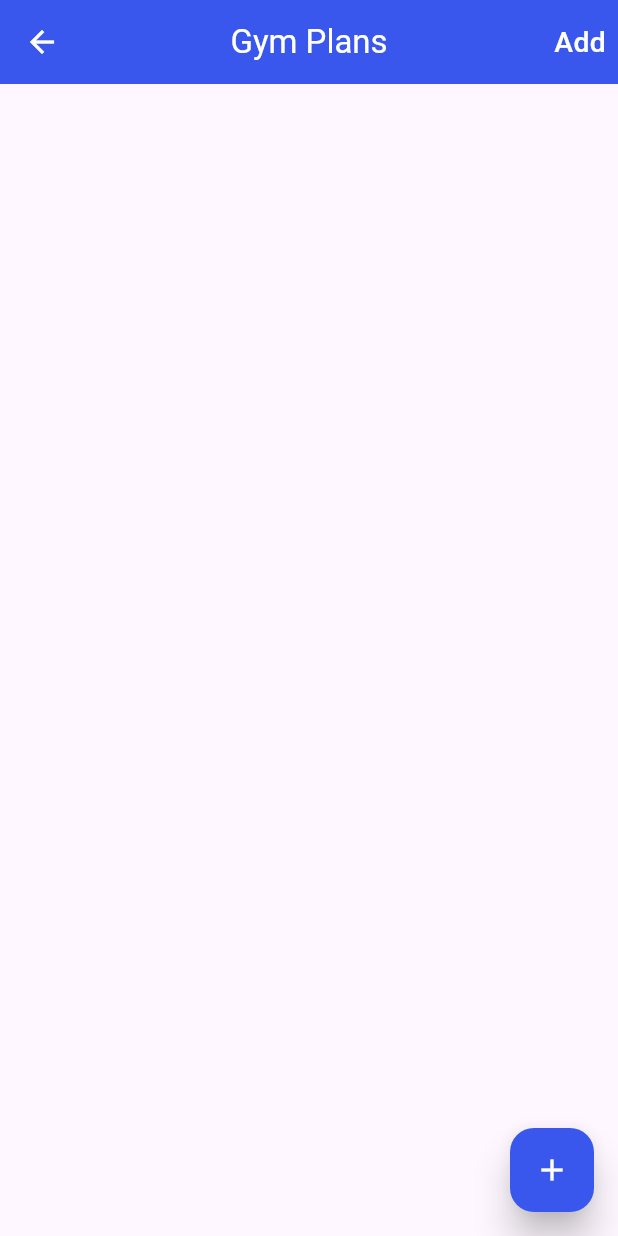
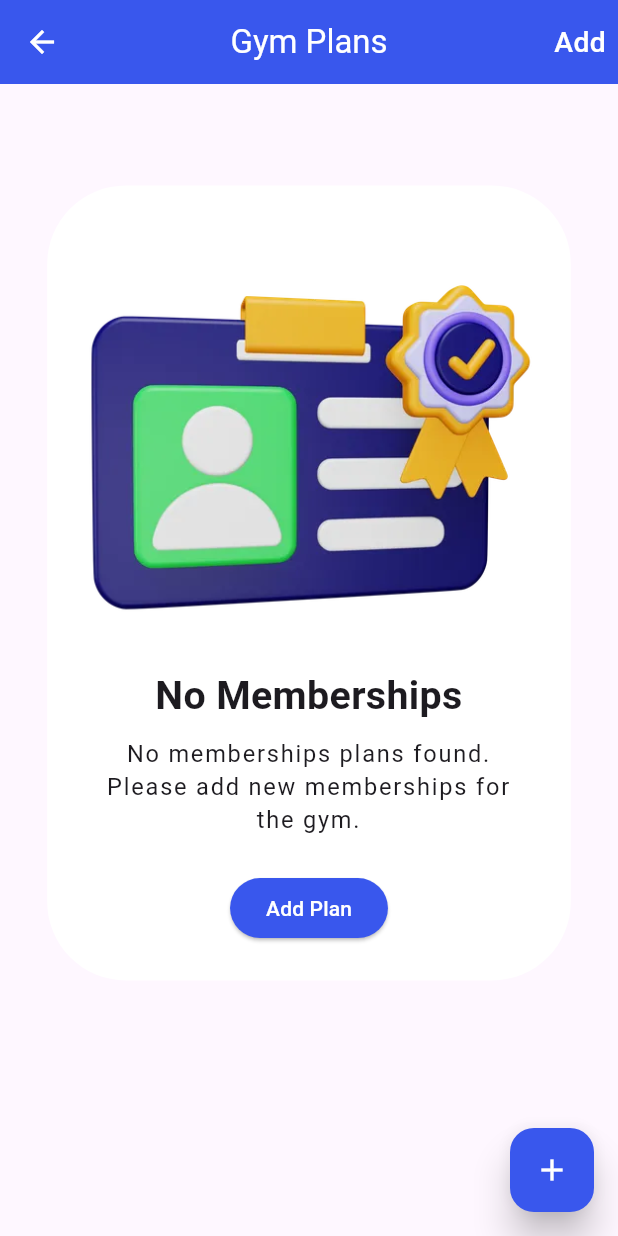
Before and after one commit to sahilpotdukhe/FitStrongGym, a Flutter app: the GymPlansPage screen opened by its route, on a phone screen of 412 x 824 dp. Run offline on Flutter 3.47's test engine with Material 3 defaults, Android fonts, the phone set to English and light mode, and no system bars; our stand-ins replace awesome_dialog, cached_network_image, cloud_firestore, curved_navigation_bar, firebase_auth, firebase_core and 8 more; missing offline and left inert: dart:ffi, flutter_sms, open_file_plus; accounts and stored records are empty.

Commit message:
App logo added and Quiet box for gym plans

```diff
--- a/lib/Screens/DisplayScreens/DisplayAllMembers.dart
+++ b/lib/Screens/DisplayScreens/DisplayAllMembers.dart
@@ -2,6 +2,7 @@ import 'package:arjunagym/Provider/MemberProvider.dart';
 import 'package:arjunagym/Widgets/MemberCard.dart';
 import 'package:arjunagym/Screens/DisplayScreens/MemberDetailsPage.dart';
 import 'package:arjunagym/Screens/SearchScreen.dart';
+import 'package:arjunagym/Widgets/MembersQuietBox.dart';
 import 'package:arjunagym/Widgets/UniversalVariables.dart';
 import 'package:flutter/material.dart';
 import 'package:provider/provider.dart';
@@ -49,7 +50,7 @@ class _DisplayAllMembersState extends State<DisplayAllMembers> {
         ],
       ),
       body: members.isEmpty
-          ? Center(child: CircularProgressIndicator())
+          ? MembersQuietBox(screen: 'nomembers',)
           : ListView.builder(
               itemCount: members.length,
               itemBuilder: (context, index) {
--- a/lib/Screens/DisplayScreens/GymPlansPage.dart
+++ b/lib/Screens/DisplayScreens/GymPlansPage.dart
@@ -1,6 +1,7 @@
 import 'package:arjunagym/Provider/GymPlanProvider.dart';
 import 'package:arjunagym/Screens/EditScreens/AddGymPlanPage.dart';
 import 'package:arjunagym/Screens/EditScreens/EditPlanPage.dart';
+import 'package:arjunagym/Widgets/PlansQuietBox.dart';
 import 'package:arjunagym/Widgets/ScaleUtils.dart';
 import 'package:arjunagym/Widgets/UniversalVariables.dart';
 import 'package:flutter/material.dart';
@@ -61,7 +62,7 @@ class _GymPlansPageState extends State<GymPlansPage> {
         ],
         backgroundColor: UniversalVariables.appThemeColor,
       ),
-      body: ListView.builder(
+      body: (plans.length==0)?PlansQuietBox():ListView.builder(
         itemCount: plans.length,
         itemBuilder: (context, index) {
           GymPlanModel plan = plans[index];
--- a/lib/Screens/DisplayScreens/MemberListPage.dart
+++ b/lib/Screens/DisplayScreens/MemberListPage.dart
@@ -2,6 +2,7 @@ import 'package:arjunagym/Screens/EditScreens/EditMemberDetailsPage.dart';
 import 'package:arjunagym/Widgets/MemberCard.dart';
 import 'package:arjunagym/Screens/DisplayScreens/MemberDetailsPage.dart';
 import 'package:arjunagym/Screens/SearchScreen.dart';
+import 'package:arjunagym/Widgets/MembersQuietBox.dart';
 import 'package:arjunagym/Widgets/UniversalVariables.dart';
 import 'package:arjunagym/Screens/EditScreens/RenewMembershipPage.dart';
 import 'package:cloud_firestore/cloud_firestore.dart';
@@ -106,7 +107,7 @@ class MemberListSection extends StatelessWidget {
     final plans = gymPlanProvider.plans;
 
     if (members.isEmpty) {
-      return Center(child: CircularProgressIndicator());
+      return MembersQuietBox(screen: 'nomembers',);
     }
 
     final filteredMembers =
--- a/lib/Screens/DisplayScreens/RecycleBinPage.dart
+++ b/lib/Screens/DisplayScreens/RecycleBinPage.dart
@@ -1,3 +1,4 @@
+import 'package:arjunagym/Widgets/MembersQuietBox.dart';
 import 'package:arjunagym/Widgets/RecycleMemberCard.dart';
 import 'package:arjunagym/Widgets/UniversalVariables.dart';
 import 'package:flutter/material.dart';
@@ -39,7 +40,7 @@ class _RecycleBinPageState extends State<RecycleBinPage> {
         ),
       ),
       body: recycleBinMembers.isEmpty
-          ? Center(child: Center(child: Text('No members are deleted'),))
+          ? MembersQuietBox(screen: 'recycle',)
           : ListView.builder(
               itemCount: recycleBinMembers.length,
               itemBuilder: (context, index) {
--- /dev/null
+++ b/lib/Widgets/PlansQuietBox.dart
@@ -0,0 +1,78 @@
+import 'package:arjunagym/Screens/EditScreens/AddGymPlanPage.dart';
+import 'package:arjunagym/Screens/EditScreens/AddMemberPage.dart';
+import 'package:arjunagym/Widgets/ScaleUtils.dart';
+import 'package:arjunagym/Screens/SearchScreen.dart';
+import 'package:arjunagym/Widgets/UniversalVariables.dart';
+import 'package:flutter/material.dart';
+
+class PlansQuietBox extends StatelessWidget {
+
+  const PlansQuietBox({super.key});
+
+  @override
+  Widget build(BuildContext context) {
+    ScaleUtils.init(context);
+    return ListView(
+      children: [
+        SizedBox(
+          height: 70 * ScaleUtils.verticalScale,
+        ),
+        Center(
+          child: Padding(
+            padding: EdgeInsets.symmetric(
+                horizontal: 30 * ScaleUtils.horizontalScale),
+            child: Container(
+              decoration: BoxDecoration(
+                borderRadius:
+                BorderRadius.circular(50 * ScaleUtils.scaleFactor),
+                color: Colors.white,
+              ),
+              padding: EdgeInsets.symmetric(
+                  vertical: 25 * ScaleUtils.verticalScale,
+                  horizontal: 25 * ScaleUtils.horizontalScale),
+              child: Column(
+                crossAxisAlignment: CrossAxisAlignment.center,
+                mainAxisSize: MainAxisSize.min,
+                children: [
+                  Image.asset('assets/noplans.png'),
+                  Text(
+                    "No Memberships",
+                    textAlign: TextAlign.center,
+                    style: TextStyle(
+                        fontWeight: FontWeight.bold,
+                        fontSize: 25 * ScaleUtils.scaleFactor),
+                  ),
+                  SizedBox(height: 10 * ScaleUtils.verticalScale),
+                  Text(
+                     "No memberships plans found. Please add new memberships for the gym.",
+                    textAlign: TextAlign.center,
+                    style: TextStyle(
+                        letterSpacing: 1.2,
+                        fontWeight: FontWeight.normal,
+                        fontSize: 15 * ScaleUtils.scaleFactor),
+                  ),
+                  SizedBox(height: 25 * ScaleUtils.verticalScale),
+                  ElevatedButton(
+                    style: ElevatedButton.styleFrom(
+                        backgroundColor: UniversalVariables.appThemeColor),
+                    child: Text(
+                       'Add Plan',
+                      style: TextStyle(color: Colors.white),
+                    ),
+                    onPressed: () {
+                      Navigator.push(
+                          context,
+                          MaterialPageRoute(
+                              builder: (context) => AddGymPlanPage()));
+
+                    },
+                  )
+                ],
+              ),
+            ),
+          ),
+        ),
+      ],
+    );
+  }
+}
```
Also changed, not shown: lib/Widgets/MembersQuietBox.dart (added, +82 -0 lines), assets/nomembersbg.png (added), assets/noplans.png (added), assets/recyclebin.png (added), 18 other files.
